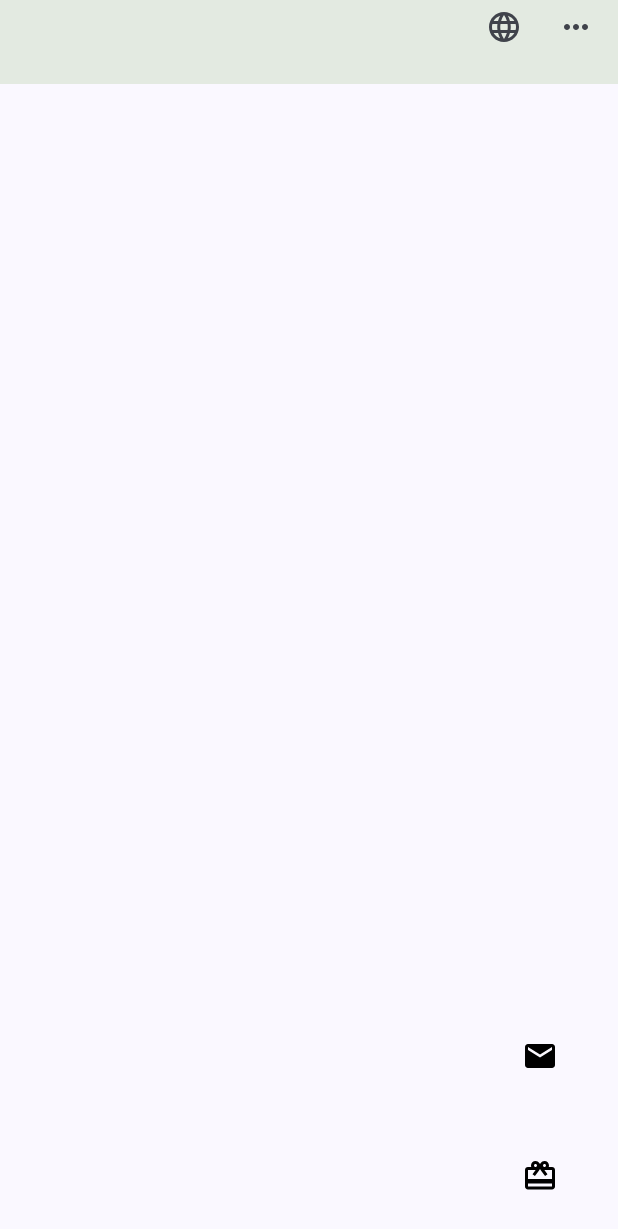
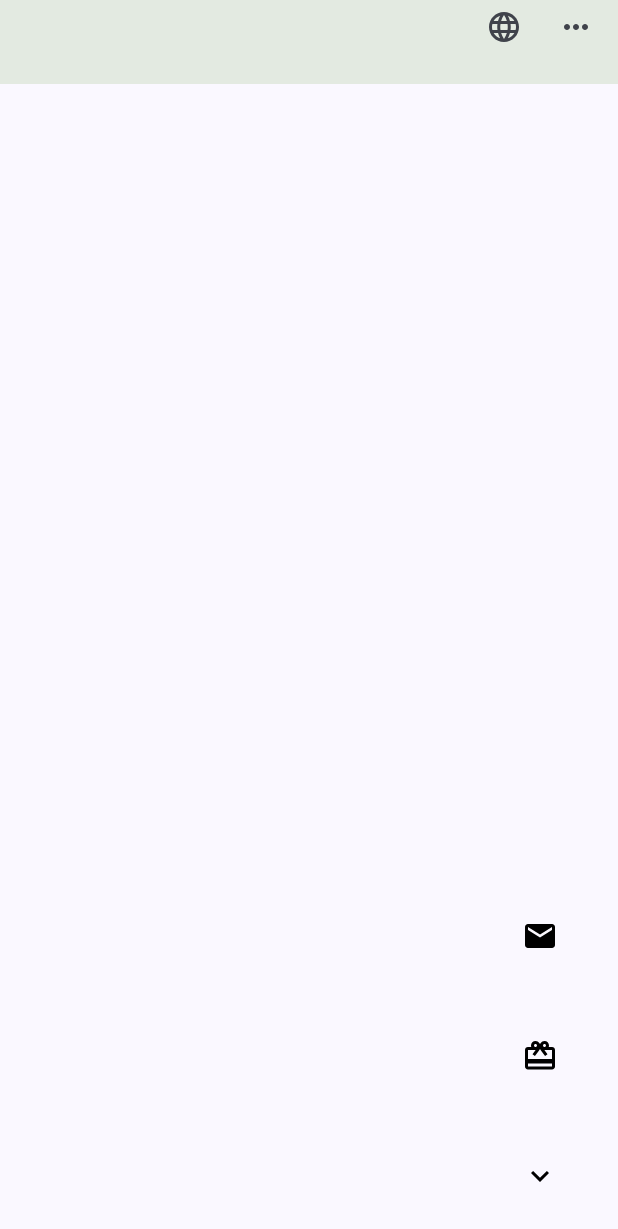
Before and after one commit to ko-tarou/AIVY, an Android app built with Jetpack Compose: the screen it shows after launch (MainActivity), after a tap on "ArrowUp Icon", on a phone screen of 412 x 824 dp. Shown: the top 1229 px of the screen. Run offline under Robolectric (Android 15) with nearby library versions, the phone set to English and light mode, and no system bars; our stand-ins replace accompanist.

Commit message:
ツールバー完成

```diff
--- a/app/src/main/java/com/websarva/wings/android/aivy/ui/ViewPage.kt
+++ b/app/src/main/java/com/websarva/wings/android/aivy/ui/ViewPage.kt
@@ -31,6 +31,7 @@ import com.websarva.wings.android.aivy.ui.ViewPageParts.ViewHeader
 import androidx.compose.runtime.getValue
 import androidx.compose.runtime.setValue
 import com.websarva.wings.android.aivy.ui.ViewPageParts.Add
+import com.websarva.wings.android.aivy.ui.ViewPageParts.Remove
 
 
 @Composable
@@ -55,7 +56,10 @@ fun ViewPage(navController:NavController){
                 if(isToolbarVisible) {
                     Mail()
                     Present()
-
+                    Remove(
+                        isToolbarVisible = isToolbarVisible,
+                        onTool = {isToolbarVisible = !isToolbarVisible}
+                    )
                 }else{
                     Add(
                         isToolbarVisible = isToolbarVisible,
--- /dev/null
+++ b/app/src/main/java/com/websarva/wings/android/aivy/ui/ViewPageParts/Remove.kt
@@ -0,0 +1,38 @@
+package com.websarva.wings.android.aivy.ui.ViewPageParts
+
+import androidx.compose.foundation.layout.Column
+import androidx.compose.foundation.layout.padding
+import androidx.compose.material.icons.Icons
+import androidx.compose.material.icons.filled.KeyboardArrowDown
+import androidx.compose.material.icons.filled.KeyboardArrowUp
+import androidx.compose.material3.Button
+import androidx.compose.material3.ButtonDefaults
+import androidx.compose.material3.Icon
+import androidx.compose.runtime.Composable
+import androidx.compose.ui.Modifier
+import androidx.compose.ui.graphics.Color
+import androidx.compose.ui.unit.dp
+
+@Composable
+fun Remove(
+    isToolbarVisible:Boolean,
+    onTool: () -> Unit,
+) {
+    Column {
+        Button(
+            onClick = {onTool()},
+            colors = ButtonDefaults.buttonColors(
+                containerColor = Color.Transparent,
+                contentColor = Color.Black
+            ),
+            modifier = Modifier
+                .padding(16.dp)
+        ) {
+            Icon(
+                imageVector = Icons.Filled.KeyboardArrowDown,
+                contentDescription = "ArrowDown Icon",
+                tint = Color.Black,
+            )
+        }
+    }
+}
```
